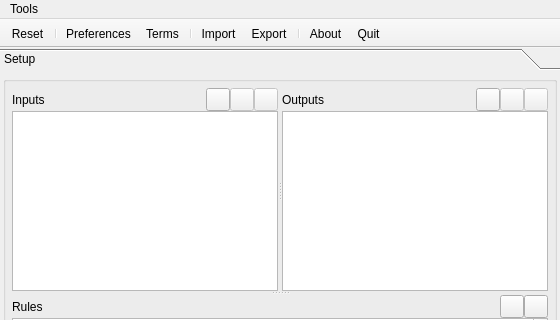
First picture: the form in qtfuzzylite/ui/Window.ui, repository fuzzylite/fuzzylite, before the edit; both pictures show x 0 to 560 and y 0 to 320 of the 560 by 541 pixel window.
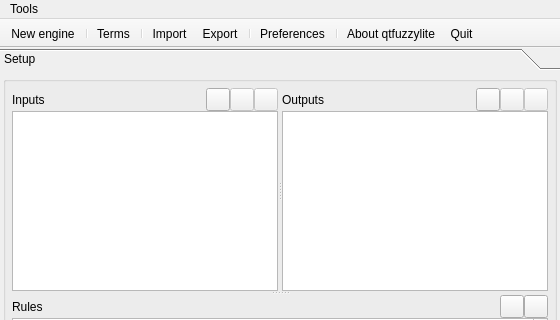
Second picture: the form after the edit. Icons and pictures are not drawn.

```diff
--- a/qtfuzzylite/ui/Window.ui
+++ b/qtfuzzylite/ui/Window.ui
@@ -720,14 +720,15 @@
    <attribute name="toolBarBreak">
     <bool>false</bool>
    </attribute>
-   <addaction name="actionReset"/>
+   <addaction name="actionNew"/>
    <addaction name="separator"/>
-   <addaction name="actionPreferences"/>
    <addaction name="actionTerms"/>
    <addaction name="separator"/>
    <addaction name="actionImport"/>
    <addaction name="actionExport"/>
    <addaction name="separator"/>
+   <addaction name="actionPreferences"/>
+   <addaction name="separator"/>
    <addaction name="actionAbout"/>
    <addaction name="actionQuit"/>
   </widget>
@@ -756,13 +757,13 @@
      <normaloff>:/icons/configure.png</normaloff>:/icons/configure.png</iconset>
    </property>
    <property name="text">
-    <string>Preferences</string>
+    <string>&amp;Preferences</string>
    </property>
    <property name="toolTip">
     <string>Preferences</string>
    </property>
    <property name="shortcut">
-    <string>Ctrl+;</string>
+    <string>Ctrl+,</string>
    </property>
   </action>
   <action name="actionTerms">
@@ -771,7 +772,7 @@
      <normaloff>:/icons/colorize.png</normaloff>:/icons/colorize.png</iconset>
    </property>
    <property name="text">
-    <string>Terms</string>
+    <string>&amp;Terms</string>
    </property>
    <property name="toolTip">
     <string>Terms</string>
@@ -789,14 +790,11 @@
      <normaloff>:/icons/bottom.png</normaloff>:/icons/bottom.png</iconset>
    </property>
    <property name="text">
-    <string>Import</string>
+    <string>&amp;Import</string>
    </property>
    <property name="toolTip">
     <string>Import</string>
    </property>
-   <property name="shortcut">
-    <string>Ctrl+I</string>
-   </property>
   </action>
   <action name="actionExport">
    <property name="checkable">
@@ -807,28 +805,25 @@
      <normaloff>:/icons/top.png</normaloff>:/icons/top.png</iconset>
    </property>
    <property name="text">
-    <string>Export</string>
+    <string>&amp;Export</string>
    </property>
    <property name="toolTip">
     <string>Export</string>
    </property>
-   <property name="shortcut">
-    <string>Ctrl+E</string>
-   </property>
   </action>
-  <action name="actionReset">
+  <action name="actionNew">
    <property name="icon">
     <iconset resource="resources.qrc">
      <normaloff>:/icons/filenew.png</normaloff>:/icons/filenew.png</iconset>
    </property>
    <property name="text">
-    <string>Reset</string>
+    <string>&amp;New engine</string>
    </property>
    <property name="toolTip">
-    <string>Reset</string>
+    <string>New engine</string>
    </property>
    <property name="shortcut">
-    <string>Ctrl+R</string>
+    <string>Ctrl+N</string>
    </property>
   </action>
   <action name="actionAbout">
@@ -837,10 +832,10 @@
      <normaloff>:/icons/messagebox_info.png</normaloff>:/icons/messagebox_info.png</iconset>
    </property>
    <property name="text">
-    <string>About</string>
+    <string>&amp;About qtfuzzylite</string>
    </property>
    <property name="toolTip">
-    <string>About</string>
+    <string>About qtfuzzylite</string>
    </property>
    <property name="shortcut">
     <string>Ctrl+?</string>
@@ -852,7 +847,7 @@
      <normaloff>:/icons/exit.png</normaloff>:/icons/exit.png</iconset>
    </property>
    <property name="text">
-    <string>Quit</string>
+    <string>&amp;Quit</string>
    </property>
    <property name="toolTip">
     <string>Quit</string>
```
